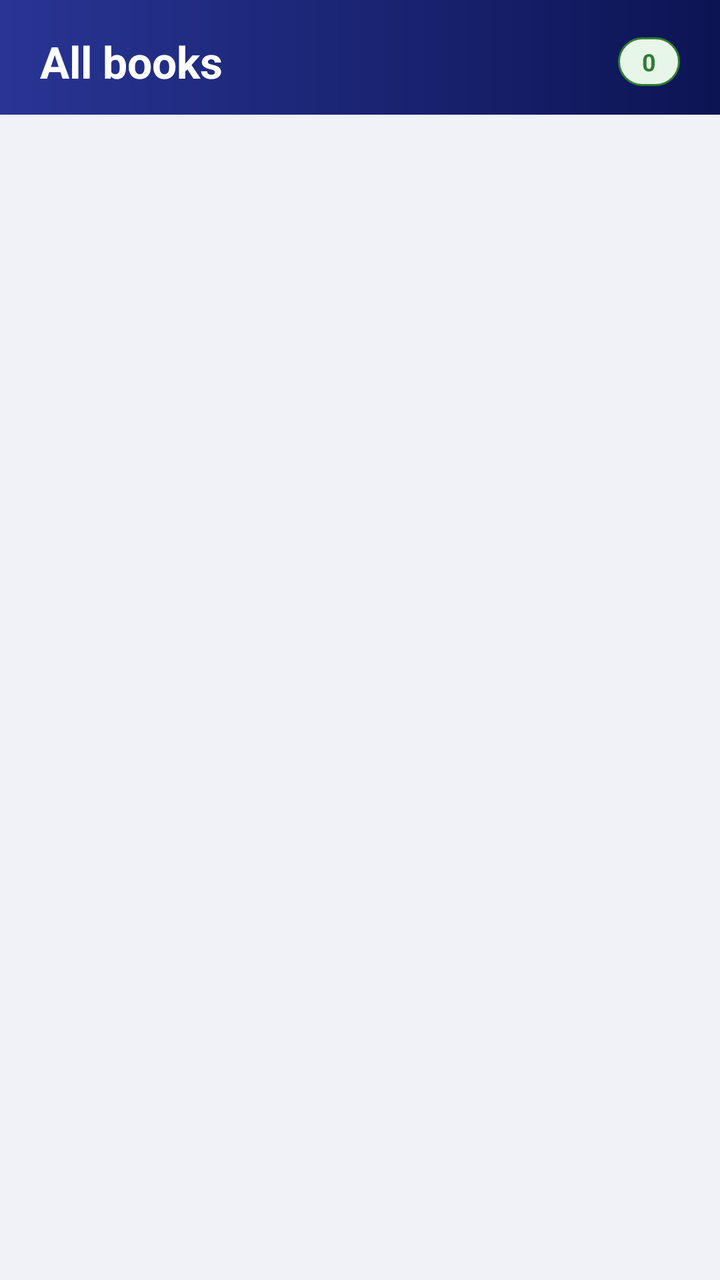
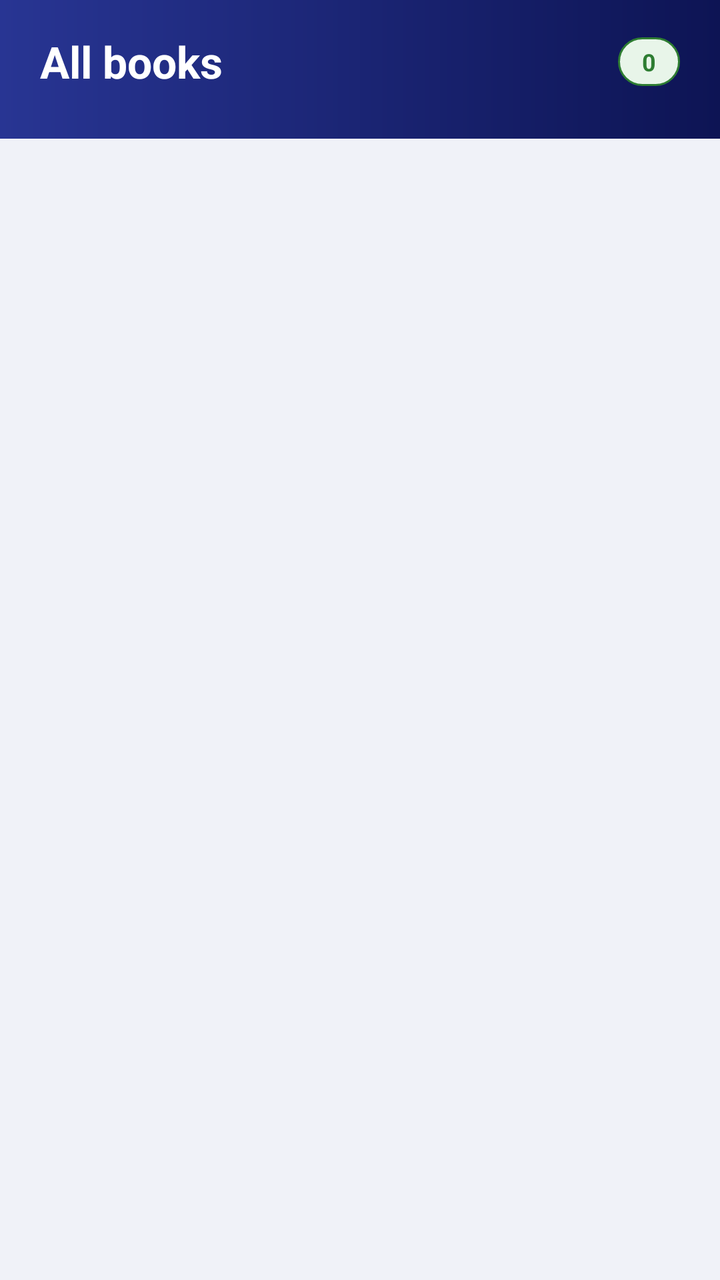

Two renders of the same Android screen: before a commit and after it. Below are the layout's source before the change and the commit's diff.
<!-- AndroidManifest.xml: application theme Theme.PersonalLibrary -->
<!-- res/layout/fragment_library.xml -->
<?xml version="1.0" encoding="utf-8"?>
<androidx.constraintlayout.widget.ConstraintLayout xmlns:android="http://schemas.android.com/apk/res/android"
    xmlns:app="http://schemas.android.com/apk/res-auto"
    xmlns:tools="http://schemas.android.com/tools"
    android:layout_width="match_parent"
    android:layout_height="match_parent"
    android:background="@color/background">

    <androidx.constraintlayout.widget.ConstraintLayout
        android:id="@+id/header"
        android:layout_width="0dp"
        android:layout_height="wrap_content"
        android:background="@drawable/bg_toolbar_gradient"
        android:paddingStart="20dp"
        android:paddingTop="16dp"
        android:paddingEnd="20dp"
        android:paddingBottom="12dp"
        app:layout_constraintEnd_toEndOf="parent"
        app:layout_constraintStart_toStartOf="parent"
        app:layout_constraintTop_toTopOf="parent">

        <TextView
            android:id="@+id/tv_title"
            android:layout_width="0dp"
            android:layout_height="wrap_content"
            android:text="@string/all_books"
            android:textColor="@color/white"
            android:textSize="22sp"
            android:textStyle="bold"
            app:layout_constraintEnd_toStartOf="@id/tv_count_badge"
            app:layout_constraintStart_toStartOf="parent"
            app:layout_constraintTop_toTopOf="parent" />

        <TextView
            android:id="@+id/tv_count_badge"
            android:layout_width="wrap_content"
            android:layout_height="wrap_content"
            android:background="@drawable/bg_status_new"
            android:paddingStart="12dp"
            android:paddingTop="4dp"
            android:paddingEnd="12dp"
            android:paddingBottom="4dp"
            android:text="0"
            android:textColor="@color/success_color"
            android:textSize="12sp"
            android:textStyle="bold"
            app:layout_constraintBottom_toBottomOf="@id/tv_title"
            app:layout_constraintEnd_toEndOf="parent"
            app:layout_constraintTop_toTopOf="@id/tv_title"
            tools:ignore="HardcodedText" />

        <HorizontalScrollView
            android:id="@+id/filter_scroll_view"
            android:layout_width="0dp"
            android:layout_height="wrap_content"
            android:layout_marginTop="12dp"
            android:scrollbars="none"
            android:visibility="gone"
            app:layout_constraintEnd_toEndOf="parent"
            app:layout_constraintStart_toStartOf="parent"
            app:layout_constraintTop_toBottomOf="@id/tv_title">

            
            <com.google.android.material.chip.ChipGroup
                android:id="@+id/chip_group_filter"
                android:layout_width="wrap_content"
                android:layout_height="wrap_content"
                android:paddingEnd="8dp"
                app:selectionRequired="true"
                app:singleLine="true"
                app:singleSelection="true" />
        </HorizontalScrollView>
    </androidx.constraintlayout.widget.ConstraintLayout>

    <androidx.recyclerview.widget.RecyclerView
        android:id="@+id/recycler_view"
        android:layout_width="0dp"
        android:layout_height="0dp"
        android:clipToPadding="false"
        android:paddingTop="8dp"
        android:paddingBottom="88dp"
        app:layout_constraintBottom_toBottomOf="parent"
        app:layout_constraintEnd_toEndOf="parent"
        app:layout_constraintStart_toStartOf="parent"
        app:layout_constraintTop_toBottomOf="@id/header" />

    <androidx.constraintlayout.widget.ConstraintLayout
        android:id="@+id/empty_view"
        android:layout_width="0dp"
        android:layout_height="0dp"
        android:padding="32dp"
        android:visibility="gone"
        app:layout_constraintBottom_toBottomOf="parent"
        app:layout_constraintEnd_toEndOf="parent"
        app:layout_constraintStart_toStartOf="parent"
        app:layout_constraintTop_toBottomOf="@id/header">

        <TextView
            android:id="@+id/tv_empty_icon"
            android:layout_width="96dp"
            android:layout_height="96dp"
            android:background="@drawable/bg_empty_circle"
            android:gravity="center"
            android:text="&#x1F4D6;"
            android:textSize="40sp"
            app:layout_constraintBottom_toTopOf="@id/tv_empty_title"
            app:layout_constraintEnd_toEndOf="parent"
            app:layout_constraintStart_toStartOf="parent"
            app:layout_constraintTop_toTopOf="parent"
            app:layout_constraintVertical_chainStyle="packed" />

        <TextView
            android:id="@+id/tv_empty_title"
            android:layout_width="0dp"
            android:layout_height="wrap_content"
            android:layout_marginTop="20dp"
            android:gravity="center"
            android:text="@string/empty_library_books"
            android:textColor="@color/text_primary"
            android:textSize="18sp"
            android:textStyle="bold"
            app:layout_constraintBottom_toBottomOf="parent"
            app:layout_constraintEnd_toEndOf="parent"
            app:layout_constraintStart_toStartOf="parent"
            app:layout_constraintTop_toBottomOf="@id/tv_empty_icon" />
    </androidx.constraintlayout.widget.ConstraintLayout>
</androidx.constraintlayout.widget.ConstraintLayout>
<!-- resources referenced by this layout -->
<resources>
  <color name="background">#F0F2F8</color>
  <color name="success_color">#2E7D32</color>
  <color name="text_primary">#0D1454</color>
  <color name="white">#FFFFFFFF</color>
  <!-- drawable bg_empty_circle (drawable) -->
  <?xml version="1.0" encoding="utf-8"?>
  <shape xmlns:android="http://schemas.android.com/apk/res/android" android:shape="oval"><solid android:color="@color/primary_light"/></shape>
  <!-- drawable bg_status_new (drawable) -->
  <?xml version="1.0" encoding="utf-8"?>
  <shape xmlns:android="http://schemas.android.com/apk/res/android" android:shape="rectangle"><corners android:radius="20dp"/><solid android:color="@color/success_bg"/><stroke android:width="1dp" android:color="@color/success_color"/></shape>
  <!-- drawable bg_toolbar_gradient (drawable) -->
  <?xml version="1.0" encoding="utf-8"?>
  <shape xmlns:android="http://schemas.android.com/apk/res/android" android:shape="rectangle"><gradient android:startColor="@color/primary_dark" android:endColor="@color/primary_variant" android:angle="180"/></shape>
  <string name="all_books">All books</string>
  <string name="empty_library_books">No books in the library</string>
  <style name="Theme.PersonalLibrary" parent="Theme.MaterialComponents.Light.NoActionBar">
          <item name="colorPrimary">@color/primary</item>
          <item name="colorPrimaryDark">@color/primary_dark</item>
          <item name="colorAccent">@color/accent</item>
          <item name="android:windowBackground">@color/background</item>
          <item name="android:statusBarColor">@color/primary_dark</item>
          <item name="android:navigationBarColor">@color/surface</item>
          <item name="android:windowLightStatusBar">false</item>
      </style>
  <color name="primary_light">#E8EAF6</color>
  <color name="success_bg">#E8F5E9</color>
  <color name="primary_dark">#0D1454</color>
  <color name="primary_variant">#283593</color>
  <color name="primary">#1A237E</color>
  <color name="accent">#FFB300</color>
  <color name="surface">#FFFFFF</color>
</resources>

<!-- the commit's change to res/layout/fragment_library.xml (unified diff, before → after) -->
@@ -69,7 +69,24 @@
                 app:selectionRequired="true"
                 app:singleLine="true"
                 app:singleSelection="true" />
+
+
         </HorizontalScrollView>
+
+        <com.google.android.material.chip.ChipGroup
+            android:id="@+id/chip_group_read"
+            android:layout_width="0dp"
+            android:layout_height="wrap_content"
+            android:layout_marginTop="8dp"
+            app:layout_constraintEnd_toEndOf="parent"
+            app:layout_constraintStart_toStartOf="parent"
+            app:layout_constraintTop_toBottomOf="@id/filter_scroll_view"
+            app:layout_goneMarginTop="12dp"
+            app:selectionRequired="true"
+            app:singleLine="true"
+            app:singleSelection="true" />
+
+
     </androidx.constraintlayout.widget.ConstraintLayout>
 
     <androidx.recyclerview.widget.RecyclerView
